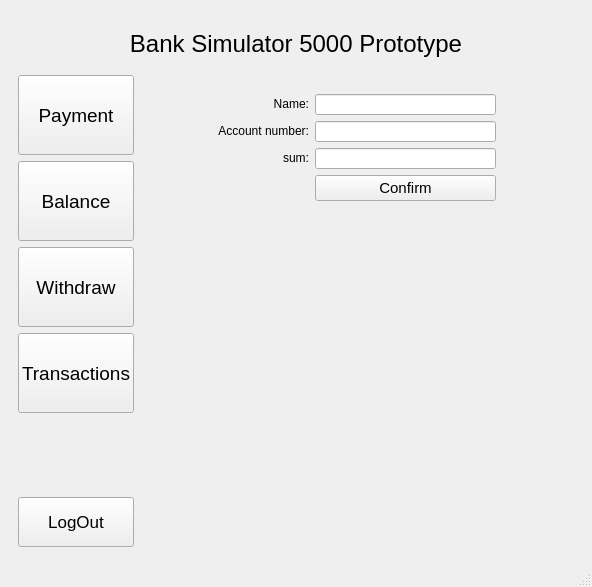
Before: the Qt Designer form client/ui/untitled/mainwindow.ui in MJ-Pixel/Pankkiautomaatti, drawn with Qt 5.
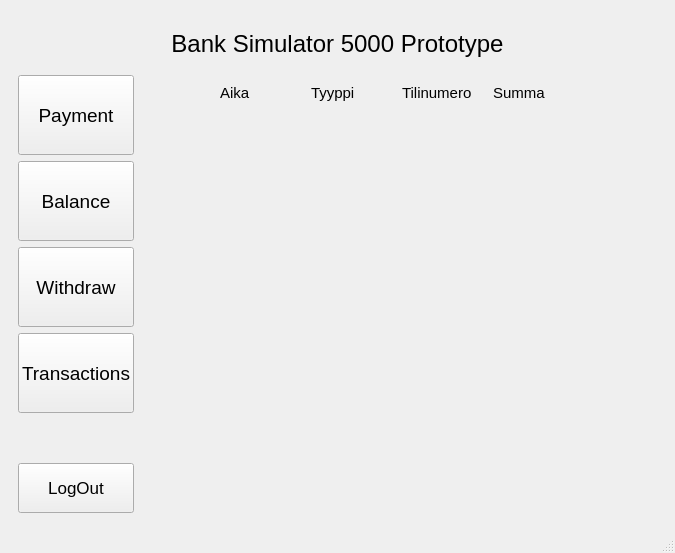
After: the same form once the commit is applied. The open tabs and pages were chosen to show the change.

What changed in the file:
```diff
--- a/client/ui/untitled/mainwindow.ui
+++ b/client/ui/untitled/mainwindow.ui
@@ -6,8 +6,8 @@
    <rect>
     <x>0</x>
     <y>0</y>
-    <width>592</width>
-    <height>587</height>
+    <width>675</width>
+    <height>553</height>
    </rect>
   </property>
   <property name="windowTitle">
@@ -648,6 +648,149 @@
                 </item>
                </layout>
               </widget>
+              <widget class="QWidget" name="TransactionPage">
+               <layout class="QGridLayout" name="gridLayout_14">
+                <item row="1" column="1">
+                 <spacer name="verticalSpacer_13">
+                  <property name="orientation">
+                   <enum>Qt::Vertical</enum>
+                  </property>
+                  <property name="sizeHint" stdset="0">
+                   <size>
+                    <width>20</width>
+                    <height>40</height>
+                   </size>
+                  </property>
+                 </spacer>
+                </item>
+                <item row="1" column="2">
+                 <spacer name="horizontalSpacer_17">
+                  <property name="orientation">
+                   <enum>Qt::Horizontal</enum>
+                  </property>
+                  <property name="sizeHint" stdset="0">
+                   <size>
+                    <width>40</width>
+                    <height>20</height>
+                   </size>
+                  </property>
+                 </spacer>
+                </item>
+                <item row="0" column="1">
+                 <layout class="QGridLayout" name="transaction_grid_layout">
+                  <item row="0" column="0">
+                   <widget class="QLabel" name="transaction_aika_label">
+                    <property name="minimumSize">
+                     <size>
+                      <width>85</width>
+                      <height>18</height>
+                     </size>
+                    </property>
+                    <property name="maximumSize">
+                     <size>
+                      <width>85</width>
+                      <height>18</height>
+                     </size>
+                    </property>
+                    <property name="font">
+                     <font>
+                      <pointsize>11</pointsize>
+                     </font>
+                    </property>
+                    <property name="text">
+                     <string>Aika</string>
+                    </property>
+                   </widget>
+                  </item>
+                  <item row="0" column="1">
+                   <widget class="QLabel" name="transaction_tyyppi_label">
+                    <property name="minimumSize">
+                     <size>
+                      <width>85</width>
+                      <height>18</height>
+                     </size>
+                    </property>
+                    <property name="maximumSize">
+                     <size>
+                      <width>85</width>
+                      <height>18</height>
+                     </size>
+                    </property>
+                    <property name="font">
+                     <font>
+                      <pointsize>11</pointsize>
+                     </font>
+                    </property>
+                    <property name="text">
+                     <string>Tyyppi</string>
+                    </property>
+                   </widget>
+                  </item>
+                  <item row="0" column="2">
+                   <widget class="QLabel" name="transaction_tilininumero_label">
+                    <property name="minimumSize">
+                     <size>
+                      <width>85</width>
+                      <height>18</height>
+                     </size>
+                    </property>
+                    <property name="maximumSize">
+                     <size>
+                      <width>85</width>
+                      <height>18</height>
+                     </size>
+                    </property>
+                    <property name="font">
+                     <font>
+                      <pointsize>11</pointsize>
+                     </font>
+                    </property>
+                    <property name="text">
+                     <string>Tilinumero</string>
+                    </property>
+                   </widget>
+                  </item>
+                  <item row="0" column="3">
+                   <widget class="QLabel" name="transaction_summa_label">
+                    <property name="minimumSize">
+                     <size>
+                      <width>85</width>
+                      <height>18</height>
+                     </size>
+                    </property>
+                    <property name="maximumSize">
+                     <size>
+                      <width>85</width>
+                      <height>18</height>
+                     </size>
+                    </property>
+                    <property name="font">
+                     <font>
+                      <pointsize>11</pointsize>
+                     </font>
+                    </property>
+                    <property name="text">
+                     <string>Summa</string>
+                    </property>
+                   </widget>
+                  </item>
+                 </layout>
+                </item>
+                <item row="1" column="0">
+                 <spacer name="horizontalSpacer_18">
+                  <property name="orientation">
+                   <enum>Qt::Horizontal</enum>
+                  </property>
+                  <property name="sizeHint" stdset="0">
+                   <size>
+                    <width>40</width>
+                    <height>20</height>
+                   </size>
+                  </property>
+                 </spacer>
+                </item>
+               </layout>
+              </widget>
               <widget class="QWidget" name="PaymentPage">
                <layout class="QGridLayout" name="gridLayout_12">
                 <item row="0" column="0">
```
Left out of the diff: 8 changed lines with no effect on the pictures.
